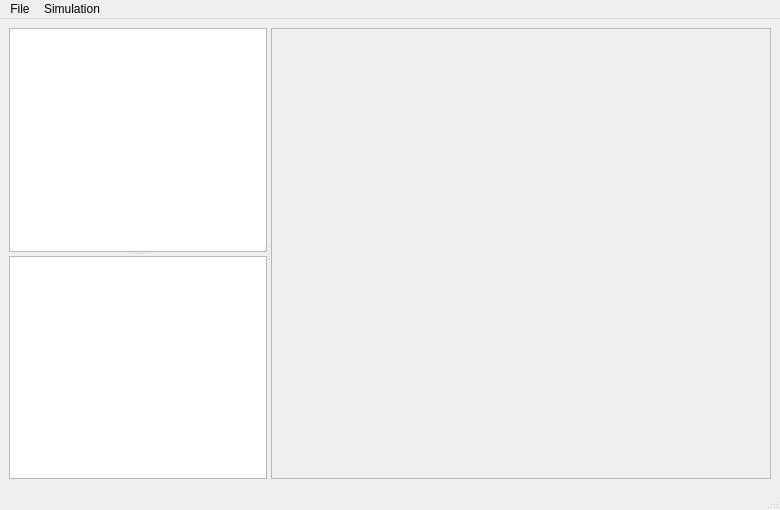
This is components/crdt_rtps_dsr_tests/src/mainUI.ui in robocomp/dsr-graph as Qt 5 draws it before an edit. The edited form follows.
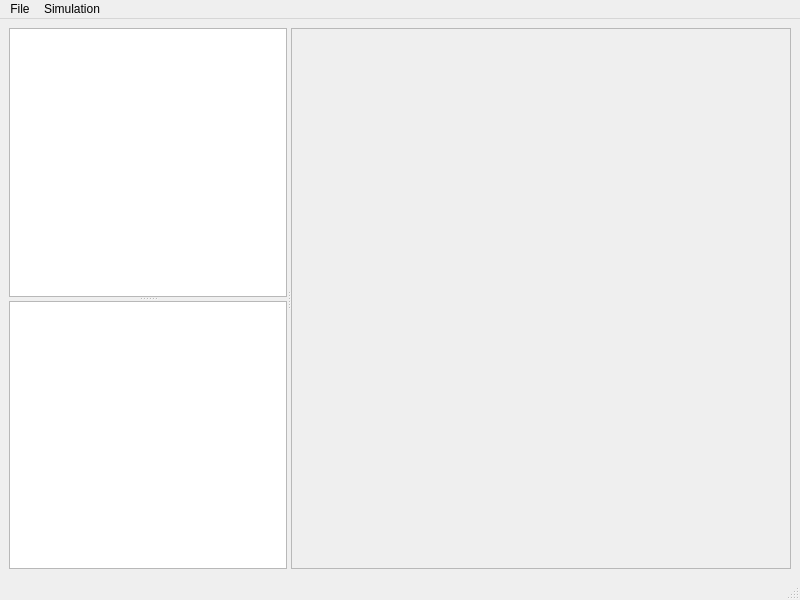
This is the edited form.

```diff
--- a/components/crdt_rtps_dsr_tests/src/mainUI.ui
+++ b/components/crdt_rtps_dsr_tests/src/mainUI.ui
@@ -6,8 +6,8 @@
    <rect>
     <x>0</x>
     <y>0</y>
-    <width>780</width>
-    <height>510</height>
+    <width>800</width>
+    <height>600</height>
    </rect>
   </property>
   <property name="windowTitle">
```
Left out of the diff: 2 changed lines with no effect on the pictures. Lines whose indentation alone changed are shown as unchanged.
